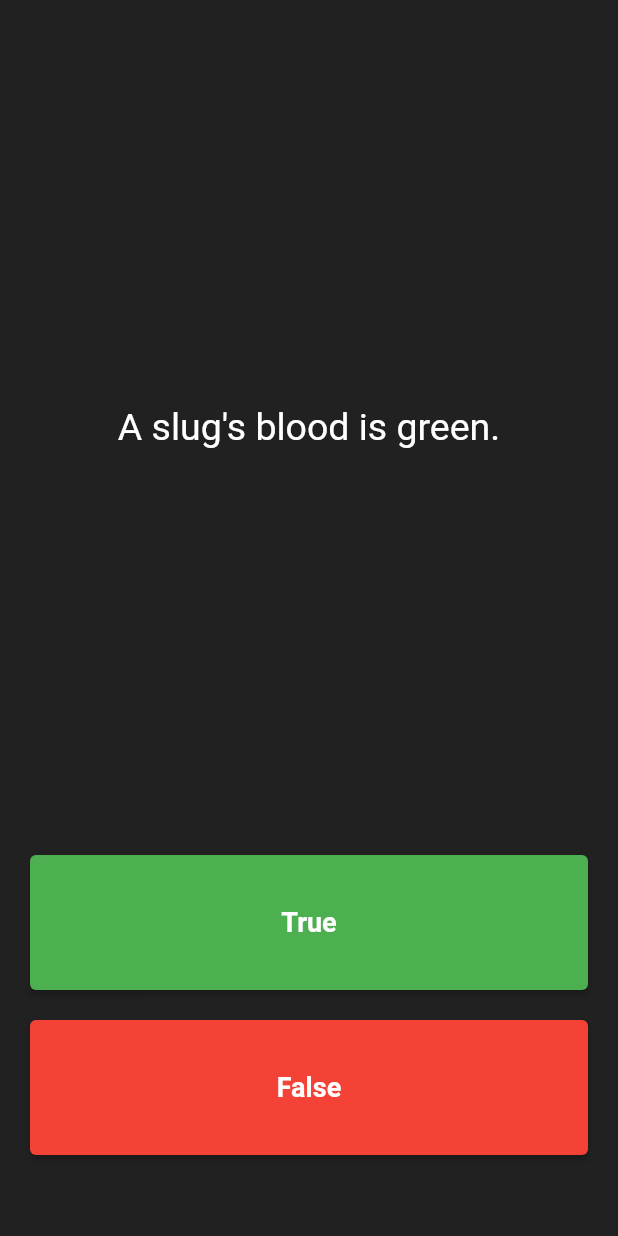
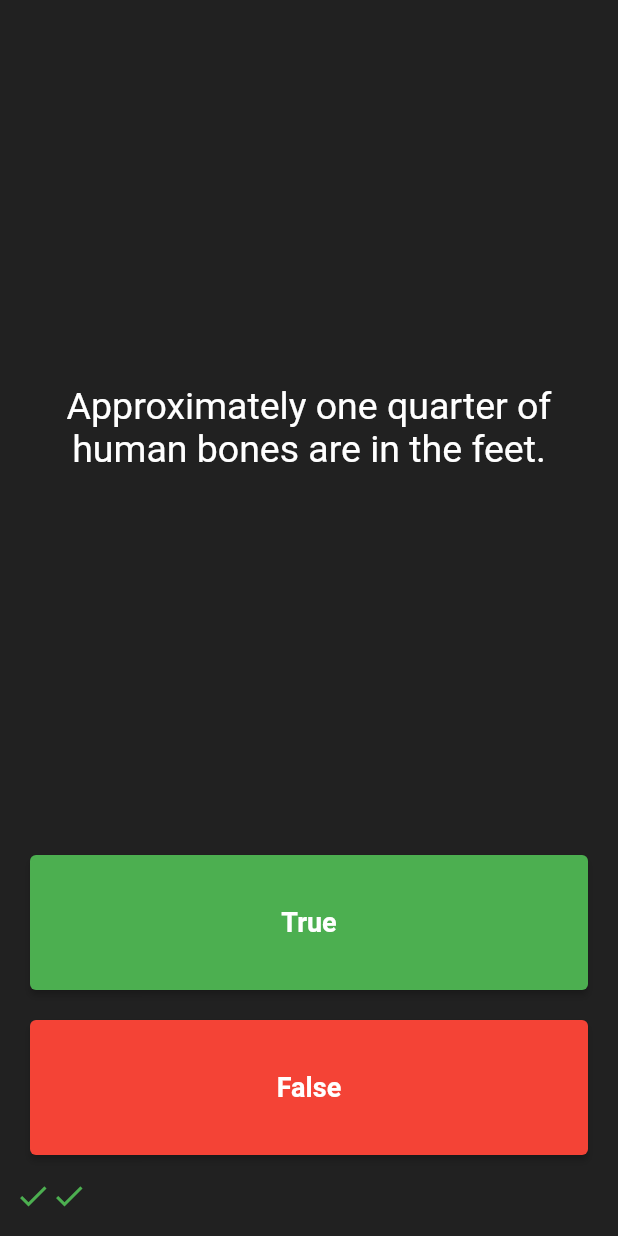
Before and after one commit to TechSupportz/Quizzo-flutter, a Flutter app: the screen it shows after launch, after a tap on "True", after a tap on "False", on a phone screen of 412 x 824 dp. Run offline on Flutter 3.47's test engine with Material 2 defaults, Android fonts, the phone set to English and light mode, and no system bars; our stand-ins replace cool_alert.

```diff
--- a/lib/main.dart
+++ b/lib/main.dart
@@ -1,4 +1,9 @@
+import 'package:cool_alert/cool_alert.dart';
 import 'package:flutter/material.dart';
+import 'package:quizzo/question.dart';
+import 'quiz_logic.dart';
+
+QuizLogic quizLogic = QuizLogic();
 
 void main() {
   runApp(const Quizzo());
@@ -43,23 +48,48 @@ class _QuizScreenState extends State<QuizScreen> {
     // ),
   ];
 
-  List<String> questionList = [
-    'You can lead a cow down stairs but not up stairs.',
-    'Approximately one quarter of human bones are in the feet.',
-    'A slug\'s blood is green.',
-  ];
-
-  int currentQnNum = 0;
-
-  void updateQnNum() {
-    if (currentQnNum + 1 >= questionList.length) {
+  void checkAnswer(bool userAnswer) {
+    if (quizLogic.getAnswer() == userAnswer) {
       setState(() {
-        currentQnNum = 0;
+        scoreKeeperList.add(
+          const Icon(
+            Icons.check,
+            color: Colors.green,
+            size: 24,
+          ),
+        );
+        debugPrint('user is correct!');
+        checkProgress();
       });
     } else {
       setState(() {
-        currentQnNum++;
+        scoreKeeperList.add(
+          const Icon(
+            Icons.close,
+            color: Colors.red,
+            size: 24,
+          ),
+        );
+        debugPrint('user is wrong :(');
+        checkProgress();
       });
+    }
+  }
+
+  void checkProgress() {
+    if (scoreKeeperList.length == quizLogic.getQnListLength()) {
+      CoolAlert.show(
+        context: context,
+        type: CoolAlertType.success,
+        title: "Completed",
+        text: "You have finished the quiz!",
+        confirmBtnText: "Retry",
+        onConfirmBtnTap: () {
+          quizLogic.restartQuiz();
+        },
+      );
+    } else {
+      quizLogic.nextQuestion();
     }
   }
 
@@ -72,7 +102,7 @@ class _QuizScreenState extends State<QuizScreen> {
           flex: 5,
           child: Center(
             child: Text(
-              questionList[currentQnNum],
+              quizLogic.getQuestion(),
               textAlign: TextAlign.center,
               style: const TextStyle(color: Colors.white, fontSize: 25.0),
             ),
@@ -84,7 +114,7 @@ class _QuizScreenState extends State<QuizScreen> {
             child: ElevatedButton(
                 onPressed: () {
                   debugPrint('true was pressed');
-                  updateQnNum();
+                  checkAnswer(true);
                 },
                 child: const Text(
                   'True',
@@ -101,7 +131,7 @@ class _QuizScreenState extends State<QuizScreen> {
             child: ElevatedButton(
               onPressed: () {
                 debugPrint('false was pressed');
-                updateQnNum();
+                checkAnswer(false);
               },
               child: const Text(
                 'False',
--- /dev/null
+++ b/lib/question.dart
@@ -0,0 +1,6 @@
+class Question {
+  String questionText;
+  bool questionAnswer;
+
+  Question(this.questionText, this.questionAnswer);
+}
--- /dev/null
+++ b/lib/quiz_logic.dart
@@ -0,0 +1,52 @@
+import 'package:cool_alert/cool_alert.dart';
+import 'package:quizzo/question.dart';
+
+class QuizLogic {
+  int _currentQnNum = 0;
+
+  final List<Question> _questionList = [
+    Question('Some cats are actually allergic to humans', true),
+    Question('You can lead a cow down stairs but not up stairs.', false),
+    Question('Approximately one quarter of human bones are in the feet.', true),
+    Question('A slug\'s blood is green.', true),
+    Question('Buzz Aldrin\'s mother\'s maiden name was \"Moon\".', true),
+    Question('It is illegal to pee in the Ocean in Portugal.', true),
+    Question('No piece of square dry paper can be folded in half more than 7 times.', false),
+    Question(
+        'In London, UK, if you happen to die in the House of Parliament, you are technically entitled to a state funeral, because the building is considered too sacred a place.',
+        true),
+    Question(
+        'The loudest sound produced by any animal is 188 decibels. That animal is the African Elephant.',
+        false),
+    Question('The total surface area of two human lungs is approximately 70 square metres.', true),
+    Question('Google was originally called \"Backrub\".', true),
+    Question(
+        'Chocolate affects a dog\'s heart and nervous system; a few ounces are enough to kill a small dog.',
+        true),
+    Question(
+        'In West Virginia, USA, if you accidentally hit an animal with your car, you are free to take it home to eat.',
+        true),
+  ];
+
+  void nextQuestion() {
+    if (_currentQnNum < _questionList.length - 1) {
+      _currentQnNum++;
+    }
+  }
+
+  void restartQuiz() {
+    _currentQnNum = 0;
+  }
+
+  int getQnListLength() {
+    return _questionList.length;
+  }
+
+  String getQuestion() {
+    return _questionList[_currentQnNum].questionText;
+  }
+
+  bool getAnswer() {
+    return _questionList[_currentQnNum].questionAnswer;
+  }
+}
--- a/pubspec.yaml
+++ b/pubspec.yaml
@@ -34,6 +34,7 @@ dependencies:
   # The following adds the Cupertino Icons font to your application.
   # Use with the CupertinoIcons class for iOS style icons.
   cupertino_icons: ^1.0.2
+  cool_alert: ^1.1.0
 
 dev_dependencies:
   flutter_test:
```
Also changed, not shown: pubspec.lock, 1 other file.
